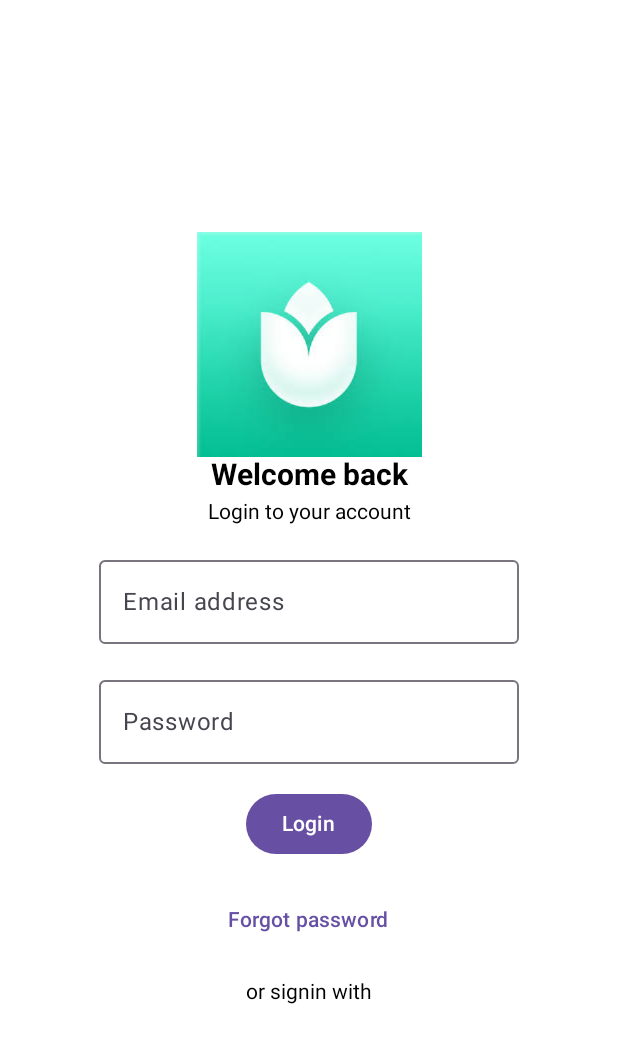
After one commit to ShefaliK-ionic/JetpackComposeSunShine, an Android app built with Jetpack Compose: the @Preview function LoginScreen, on a phone screen of 412 x 824 dp. The commit adds this screen. Shown: the top 1043 px of the screen. Run offline under Robolectric (Android 15) with nearby library versions, the phone set to English and light mode, and no system bars.

Commit message:
calc basic

```diff
--- /dev/null
+++ b/app/src/main/java/com/jetpack_compose/basic_jetpack_compose/LoginScreen.kt
@@ -0,0 +1,54 @@
+package com.jetpack_compose.basic_jetpack_compose
+
+import androidx.compose.foundation.Image
+import androidx.compose.foundation.clickable
+import androidx.compose.foundation.layout.Arrangement
+import androidx.compose.foundation.layout.Column
+import androidx.compose.foundation.layout.Spacer
+import androidx.compose.foundation.layout.fillMaxSize
+import androidx.compose.foundation.layout.height
+import androidx.compose.foundation.layout.size
+import androidx.compose.material3.Button
+import androidx.compose.material3.OutlinedTextField
+import androidx.compose.material3.Text
+import androidx.compose.material3.TextButton
+import androidx.compose.material3.TextField
+import androidx.compose.runtime.Composable
+import androidx.compose.ui.Alignment
+import androidx.compose.ui.Modifier
+import androidx.compose.ui.res.painterResource
+import androidx.compose.ui.text.font.FontWeight
+import androidx.compose.ui.tooling.preview.Preview
+import androidx.compose.ui.unit.dp
+import androidx.compose.ui.unit.sp
+import com.jetpack_compose.R
+
+@Preview
+@Composable
+fun LoginScreen(){
+
+    Column(modifier = Modifier.fillMaxSize(), verticalArrangement = Arrangement.Center, horizontalAlignment = Alignment.CenterHorizontally) {
+
+        Image(painter = painterResource(R.drawable.img_plant), "Login screen", modifier = Modifier.size(150.dp))
+        Text(text = "Welcome back", fontSize = 20.sp, fontWeight = FontWeight.Bold)
+        Spacer(modifier = Modifier.height(5.dp))
+        Text(text = "Login to your account")
+        Spacer(modifier = Modifier.height(16.dp))
+
+        OutlinedTextField(value = "", onValueChange = {}, label = {Text(text = "Email address")})
+        Spacer(modifier = Modifier.height(16.dp))
+
+        OutlinedTextField(value = "", onValueChange = {}, label = {Text(text = "Password")})
+        Spacer(modifier = Modifier.height(16.dp))
+        Button(onClick = {}){
+            Text(text="Login")
+        }
+        Spacer(modifier = Modifier.height(16.dp))
+        TextButton({}) { Text(text = "Forgot password")}
+        Spacer(modifier = Modifier.height(16.dp))
+        Text(text = "or signin with", modifier = Modifier.clickable{
+
+      })
+    }
+
+}
```
Also changed, not shown: app/src/main/java/com/jetpack_compose/basic_jetpack_compose/CalculatorApp.kt (added, +89 -0 lines), app/src/main/java/com/jetpack_compose/basic_jetpack_compose/MainActivity.kt (+3 -63 lines), app/src/main/res/drawable/facebook.png (added), app/src/main/res/drawable/google.png (added), app/src/main/res/drawable/img.png (added), app/src/main/res/drawable/twitter.png (added).
